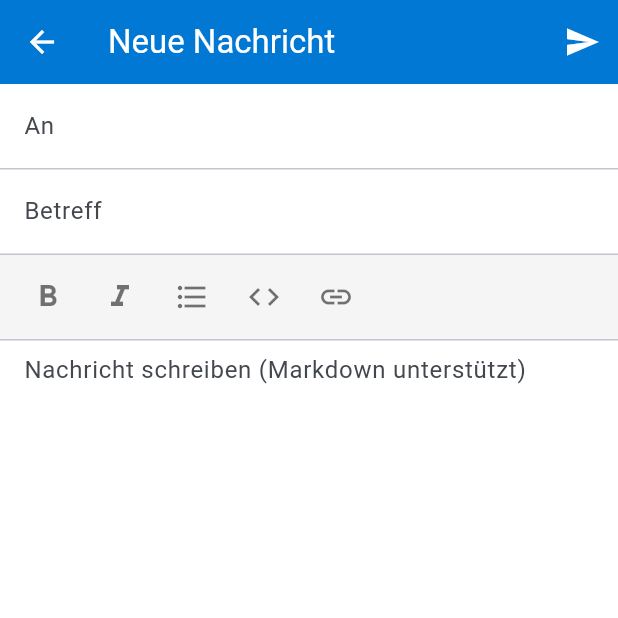
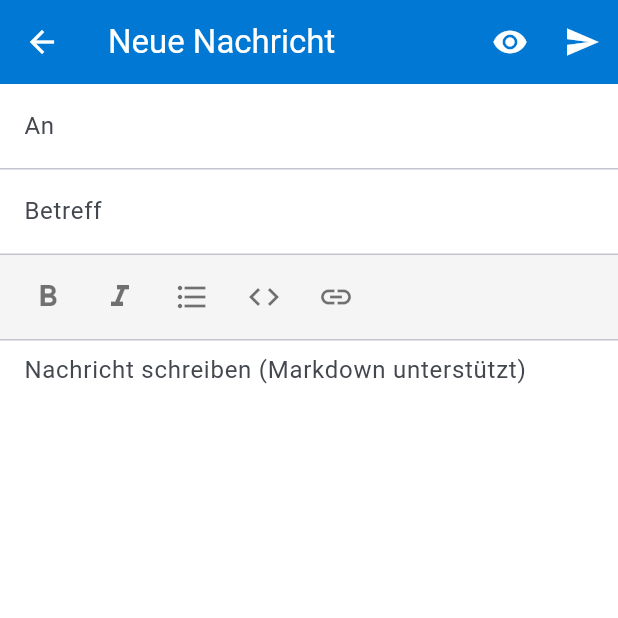
Before and after one commit to roberthoferzuerich-alt/mail-clone, a Flutter app: the ComposeEmailScreen screen opened directly, on a phone screen of 412 x 824 dp, the top half of it. Run offline on Flutter 3.47's test engine with Material 3 defaults, Android fonts, the phone set to English and light mode, and no system bars; our stand-ins replace flutter_markdown; network calls fail.

Commit message:
Add Markdown preview toggle in Compose Email screen

```diff
--- a/lib/main.dart
+++ b/lib/main.dart
@@ -794,6 +794,7 @@ class _ComposeEmailScreenState extends State<ComposeEmailScreen> {
   final _bodyController = TextEditingController();
 
   bool isSending = false;
+  bool isPreviewMode = false;
 
   void _insertMarkdown(String prefix, [String suffix = '']) {
     final text = _bodyController.text;
@@ -881,6 +882,15 @@ class _ComposeEmailScreenState extends State<ComposeEmailScreen> {
         title: const Text('Neue Nachricht'),
         actions: [
           IconButton(
+            icon: Icon(isPreviewMode ? Icons.edit : Icons.remove_red_eye),
+            tooltip: isPreviewMode ? 'Bearbeiten' : 'Vorschau',
+            onPressed: () {
+              setState(() {
+                isPreviewMode = !isPreviewMode;
+              });
+            },
+          ),
+          IconButton(
             icon: isSending
                 ? const SizedBox(
                     width: 20,
@@ -926,6 +936,7 @@ class _ComposeEmailScreenState extends State<ComposeEmailScreen> {
               ),
             ),
             const Divider(height: 1),
+            if (!isPreviewMode) ...[
               Container(
                 color: Colors.grey.shade100,
                 padding: const EdgeInsets.symmetric(
@@ -969,8 +980,25 @@ class _ComposeEmailScreenState extends State<ComposeEmailScreen> {
                 ),
               ),
               const Divider(height: 1),
+            ],
             Expanded(
-              child: Padding(
+              child: isPreviewMode
+                  ? Container(
+                      width: double.infinity,
+                      padding: const EdgeInsets.all(16.0),
+                      color: Colors.grey.shade50,
+                      child: SingleChildScrollView(
+                        child: MarkdownBody(
+                          data: _bodyController.text.isEmpty
+                              ? '*Kein Text eingegeben*'
+                              : _bodyController.text,
+                          styleSheet: MarkdownStyleSheet(
+                            p: const TextStyle(fontSize: 16, height: 1.5),
+                          ),
+                        ),
+                      ),
+                    )
+                  : Padding(
                       padding: const EdgeInsets.symmetric(horizontal: 16.0),
                       child: TextFormField(
                         controller: _bodyController,
@@ -981,8 +1009,9 @@ class _ComposeEmailScreenState extends State<ComposeEmailScreen> {
                         maxLines: null,
                         expands: true,
                         textAlignVertical: TextAlignVertical.top,
-                  validator: (value) =>
-                      value!.isEmpty ? 'Nachricht darf nicht leer sein' : null,
+                        validator: (value) => value!.isEmpty
+                            ? 'Nachricht darf nicht leer sein'
+                            : null,
                       ),
                     ),
             ),
```
Lines whose indentation alone changed are shown as unchanged.
